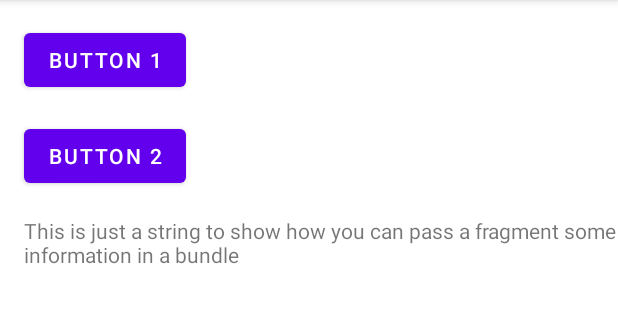
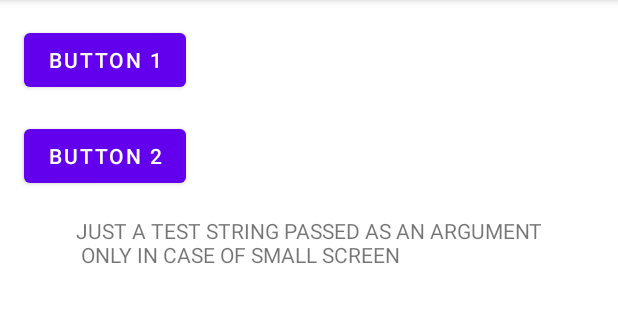
Before and after one commit to mcasadoalias/EjemploFragments2021, an Android app: the screen it shows after launch (MainActivity), on a phone screen of 412 x 824 dp, the part 84-407 px from its top. Run offline under Robolectric (Android 15) with nearby library versions, the phone set to English and light mode, and no system bars.

Commit message:
Minor bugs solved

```diff
--- a/app/src/main/java/es/iesnervion/ejemplofragments2021/MainActivity.java
+++ b/app/src/main/java/es/iesnervion/ejemplofragments2021/MainActivity.java
@@ -22,40 +22,53 @@ public class MainActivity extends AppCompatActivity {
         vmodel.getClickedBtn().observe(this, new Observer<Integer>() {
             @Override
             public void onChanged(Integer id) {
-                switch (id){
-                    case R.id.btn1:
-                    case R.id.btn2:
-                        if (vmodel.getScreenSize()==ScreenSize.SMALL){
+                if (vmodel.getScreenSize()==ScreenSize.SMALL) {
+                    switch (id) {
+                        case R.id.btn1:
+                        case R.id.btn2:
                             getSupportFragmentManager().beginTransaction()
                                     .setReorderingAllowed(true)
                                     .replace(R.id.mainContainer, new DetailsFragment())
                                     .addToBackStack(null)
                                     .commit();
-                        }
-                        break;
+                            break;
                     /*case R.id.btn2:
                         if (vmodel.getScreenSize()==ScreenSize.SMALL){
 
                         }
                         break;*/
+                        // -1 means that the navigation  fragment is set
+                        case -1:
+                        default:
+                            getSupportFragmentManager().beginTransaction()
+                                    .setReorderingAllowed(true)
+                                    .replace(R.id.mainContainer, new NavigationFragment())
+                                    .addToBackStack(null)
+                                    .commit();
+                    }
                 }
-
             }
         });
 
         if (vmodel.getScreenSize()==ScreenSize.UNKNOWN){
             mainContainer = findViewById(R.id.mainContainer);
+            if (mainContainer!= null) {
+                vmodel.setScreenSize(ScreenSize.SMALL);
+            } else {
+                vmodel.setScreenSize(ScreenSize.BIG);
+            }
         }
 
 
         //If the layout that has been loaded is the one for small screens
         //and the activity has been created for the first time (no configuration changes)
-        if (mainContainer!=null && savedInstanceState==null) {
-            vmodel.setScreenSize(ScreenSize.SMALL);
+        if (vmodel.getScreenSize()==ScreenSize.SMALL && savedInstanceState==null) {
+
 
             initialData = new Bundle();
             initialData.putString(getResources().getString(R.string.initial_data_key),
-                                  getResources().getString(R.string.initial_data));
+                                  "JUST A TEST STRING PASSED AS AN ARGUMENT\n" +
+                                          " ONLY IN CASE OF SMALL SCREEN");
             getSupportFragmentManager().beginTransaction()
                     .setReorderingAllowed(true)
                     .add(R.id.mainContainer, NavigationFragment.class, initialData)
@@ -64,7 +77,12 @@ public class MainActivity extends AppCompatActivity {
 
         }
 
-        //TODO I have to keep active fragment visible (nav or details) when there is a
-        //   configuration change
+    }
+
+    @Override
+    public void onBackPressed() {
+        super.onBackPressed();
+        // -1 means that the navigation fragment is set
+        vmodel.setClickedBtn(-1);
     }
 }
--- a/app/src/main/java/es/iesnervion/ejemplofragments2021/MainViewModel.java
+++ b/app/src/main/java/es/iesnervion/ejemplofragments2021/MainViewModel.java
@@ -11,14 +11,7 @@ public class MainViewModel extends ViewModel {
     private MutableLiveData<Integer> clickedBtn = new MutableLiveData<Integer>();
     private ScreenSize screenSize = ScreenSize.UNKNOWN;
     private MutableLiveData<String> detailText = new MutableLiveData<String>();
-
-    public ScreenSize getScreenSize() {
-        return screenSize;
-    }
-
-    public void setScreenSize(ScreenSize screenSize) {
-        this.screenSize = screenSize;
-    }
+    private String initialData;
 
     public MutableLiveData<Integer> getClickedBtn() {
         return clickedBtn;
@@ -30,6 +23,14 @@ public class MainViewModel extends ViewModel {
 
     public void setClickedBtn(int id) {
         this.clickedBtn.setValue(id);
+    }
+
+    public ScreenSize getScreenSize() {
+        return screenSize;
+    }
+
+    public void setScreenSize(ScreenSize screenSize) {
+        this.screenSize = screenSize;
     }
 
     public MutableLiveData<String> getDetailText() {
@@ -48,4 +49,11 @@ public class MainViewModel extends ViewModel {
         this.detailText.setValue(text);
     }
 
+    public String getInitialData() {
+        return initialData;
+    }
+
+    public void setInitialData(String initialData) {
+        this.initialData = initialData;
+    }
 }
--- a/app/src/main/java/es/iesnervion/ejemplofragments2021/NavigationFragment.java
+++ b/app/src/main/java/es/iesnervion/ejemplofragments2021/NavigationFragment.java
@@ -29,15 +29,12 @@ public class NavigationFragment extends Fragment implements View.OnClickListener
     public void onCreate(Bundle savedInstanceState) {
         super.onCreate(savedInstanceState);
         vmodel = new ViewModelProvider(getActivity()).get(MainViewModel.class);
-
-
     }
 
     @Override
     public View onCreateView(LayoutInflater inflater, ViewGroup container,
                              Bundle savedInstanceState) {
 
-        String initialData;
         TextView txtv_initial_data;
 
         // Inflate the layout for this fragment
@@ -45,13 +42,15 @@ public class NavigationFragment extends Fragment implements View.OnClickListener
         txtv_initial_data = v.findViewById(R.id.initialData);
 
         try {
-            initialData = requireArguments().getString(getResources().getString(R.string.initial_data_key));
+            // TODO We should persist this in the ViewModel in order to
+            //  survive after a config. change
+            vmodel.setInitialData (requireArguments().getString(getResources()
+                    .getString(R.string.initial_data_key)));
 
         } catch (IllegalStateException e){
-            initialData ="";
+                // If there are no arguments, we don't do anything
         }
-        txtv_initial_data.setText(initialData);
-
+        txtv_initial_data.setText(vmodel.getInitialData());
 
         btn1 = v.findViewById(R.id.btn1);
         btn2 = v.findViewById(R.id.btn2);
--- a/app/src/main/res/layout/fragment_navigation.xml
+++ b/app/src/main/res/layout/fragment_navigation.xml
@@ -34,6 +34,8 @@
         android:layout_height="wrap_content"
         android:layout_marginStart="16dp"
         android:layout_marginTop="16dp"
+        android:layout_marginEnd="16dp"
+        app:layout_constraintEnd_toEndOf="parent"
         app:layout_constraintStart_toStartOf="parent"
         app:layout_constraintTop_toBottomOf="@+id/btn2" />
 
```
